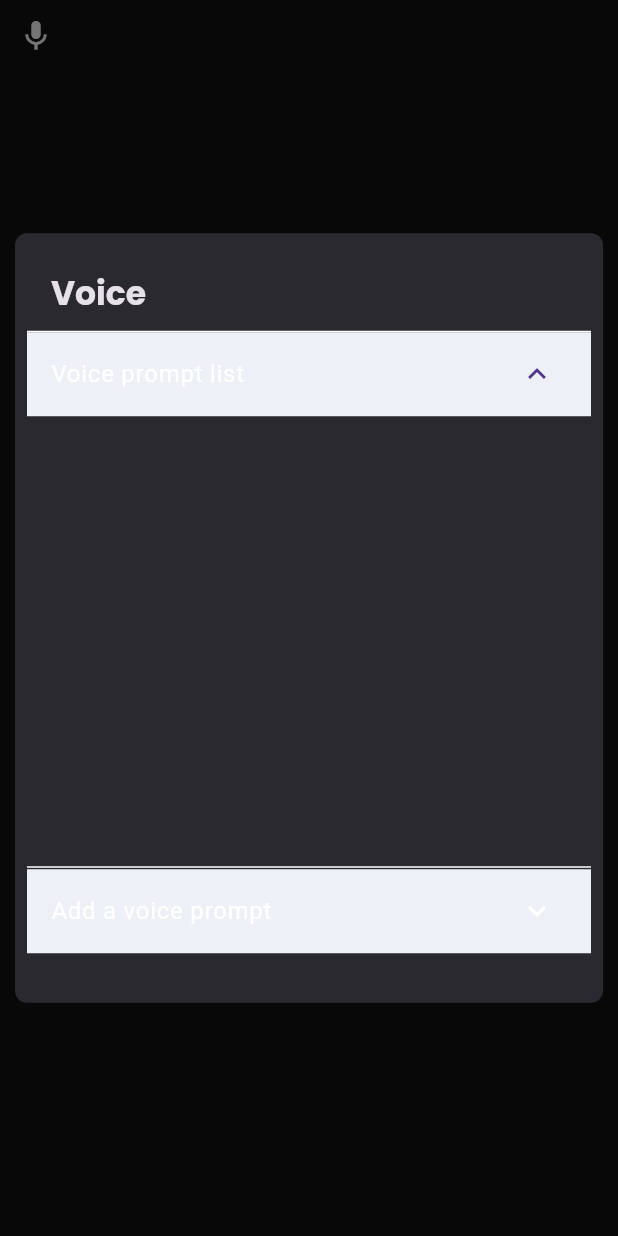
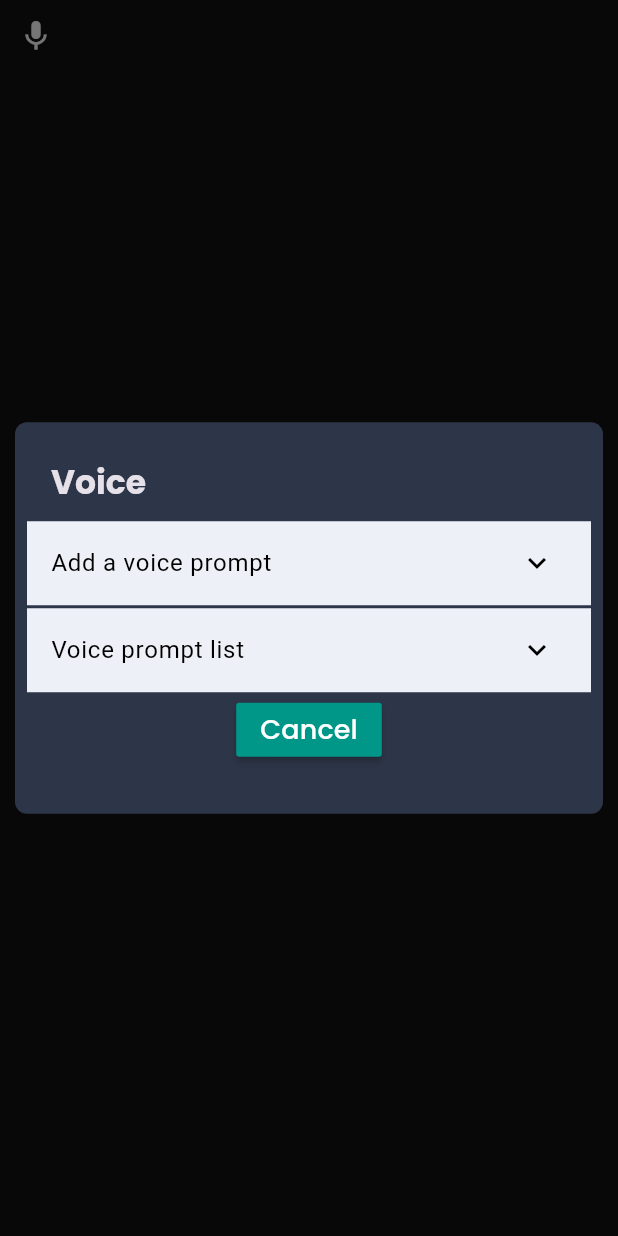
Before and after one commit to ThomasVuNguyen/comfySpace, a Flutter app: the AddComfyVoiceButton widget shown alone on an empty page, opened directly with empty values, after a tap on the "mic" icon, on a phone screen of 412 x 824 dp. Run offline on Flutter 3.47's test engine with Material 3 defaults, Android fonts, the phone set to English and light mode, and no system bars; our stand-ins replace camera, flutter_riverpod, flutter_speed_dial, google_fonts, google_nav_bar, loading_animation_widget and 4 more; missing offline and left inert: dart_ping_ios, dartssh2, flutter_draggable_gridview, knob_widget, lan_scanner, network_info_plus and 4 more; accounts and stored records are empty.

Commit message:
Voice is here!
Voice is finally fully well supported

```diff
--- a/lib/comfyScript/ComfyTapButton.dart
+++ b/lib/comfyScript/ComfyTapButton.dart
@@ -119,7 +119,8 @@ class _AddComfyTapButtonState extends State<AddComfyTapButton> {
   Widget build(BuildContext context) {
     return MultiProvider(
       providers: [
-        ChangeNotifierProvider(create: (context) => SpaceEdit())
+        ChangeNotifierProvider(create: (context) => SpaceEdit()),
+
       ],
       child: ListTile(
           title: Text('Tap', style: Theme.of(context).textTheme.titleMedium,),
--- a/lib/comfyVoice/ComfyVoice.dart
+++ b/lib/comfyVoice/ComfyVoice.dart
@@ -118,7 +118,7 @@ class _AddComfyVoiceButtonState extends State<AddComfyVoiceButton> {
     bool Expanded  = false;
     return MultiProvider(
       providers: [
-        ChangeNotifierProvider(create: (context) => SpaceEdit())
+        ChangeNotifierProvider(create: (context) => SpaceEdit()),
       ],
       child: IconButton(
           icon: Icon(Icons.mic),
@@ -131,20 +131,51 @@ class _AddComfyVoiceButtonState extends State<AddComfyVoiceButton> {
               String buttonCommand = '';
               String buttonPrompt = '';
               return ButtonAlertDialog(
+                color: Color(0xff2D3648),
                 width: MediaQuery.of(context).size.width,
                 padding: 8.0,
-                  title: 'Voice',
+                  title: 'Voice' + context.watch<SpaceEdit>().EditSpaceState.toString(),
                   content: SingleChildScrollView(
                     child: Column(
                       mainAxisSize: MainAxisSize.min,
                       children: [
+                        ExpansionTile(
+                          childrenPadding: EdgeInsets.only(left: 8.0, right: 8.0, top: 14.0, bottom: 14.0),
+                          collapsedIconColor: Colors.black,
+                          onExpansionChanged: (expanded){
+                            setState(() {
+                              Expanded = expanded;
+                              print(Expanded.toString());
+                            });
+                          },
+                          title: Text('Add a voice prompt' , style: TextStyle(color: Colors.black),),
+                          children: [
+                            comfyTextField(onChanged: (prompt){
+                              buttonPrompt =prompt;
+                            }, text: 'prompt'),
+                            const SizedBox(height: 32, width: double.infinity,),
+                            comfyTextField(onChanged: (btnCommand){
+                              buttonCommand = btnCommand;
+                            }, text: 'command', keyboardType: TextInputType.multiline,),
+                            comfyActionButton(
+                              onPressed: () async {
+                                await addVoicePrompt('comfySpace.db', widget.spaceName, buttonPrompt, buttonCommand, context);
+                                Provider.of<SpaceEdit>(context, listen: false).ChangeSpaceEditState();
+                                //Navigator.pop(context);
+                              },
+                            ),
+                          ],
+                        ),
                         FutureBuilder(
                             future: VoiceCommandExtractedList('comfySpace.db', widget.spaceName),
                             builder: (context, snapshot){
                               if(snapshot.connectionState == ConnectionState.done){
                                 return ExpansionTile(
-                                  initiallyExpanded: true,
-                                  title: Text('Voice prompt list'),
+                                  collapsedIconColor: Colors.black,
+                                  title: Text(
+                                      'Voice prompt list' + context.watch<SpaceEdit>().EditSpaceState.toString(),
+                                    style: TextStyle(color: Colors.black),
+                                  ),
                                   children: [SingleChildScrollView(
                                     scrollDirection: Axis.vertical,
                                     child: SingleChildScrollView(
@@ -169,7 +200,9 @@ class _AddComfyVoiceButtonState extends State<AddComfyVoiceButton> {
                                                     child: Text(
                                                       snapshot.data?[index]['prompt'],
                                                       overflow: TextOverflow.ellipsis,
-                                                      softWrap: true,),
+                                                      softWrap: true,
+                                                      style: TextStyle(color: Colors.white),
+                                                    ),
                                                   ),
                                                   Icon(Icons.arrow_right),
                                                   Flexible(
@@ -177,6 +210,7 @@ class _AddComfyVoiceButtonState extends State<AddComfyVoiceButton> {
                                                         snapshot.data?[index]['command'],
                                                       overflow: TextOverflow.ellipsis,
                                                       softWrap: true,
+                                                      style: TextStyle(color: Colors.white),
                                                     ),
                                                   ),
                                                   Spacer(),
@@ -192,6 +226,7 @@ class _AddComfyVoiceButtonState extends State<AddComfyVoiceButton> {
                                                                 TextFormField(
                                                                   keyboardType: TextInputType.multiline,
                                                                   initialValue: snapshot.data?[index]['prompt'],
+                                                                  textInputAction: TextInputAction.next,
                                                                   onChanged: (text){
                                                                     NewPrompt = text;
                                                                   },
@@ -200,6 +235,7 @@ class _AddComfyVoiceButtonState extends State<AddComfyVoiceButton> {
                                                                 TextFormField(
                                                                   keyboardType: TextInputType.multiline,
                                                                   initialValue: snapshot.data?[index]['command'],
+                                                                  textInputAction: TextInputAction.next,
                                                                   onChanged: (text){
                                                                     NewCommand = text;
                                                                   },
@@ -208,29 +244,38 @@ class _AddComfyVoiceButtonState extends State<AddComfyVoiceButton> {
                                                             ),
 
                                                           actions: [
-                                                            TextButton(
+                                                            comfyActionButton(
+                                                              text: 'Cancel',
+                                                              color: Color(0xffFFD43A),
+                                                              textColor: Colors.black,
                                                               onPressed: (){
                                                                 Navigator.pop(context);
                                                               },
-                                                                child: Text('Cancel')),
-                                                            TextButton(
+                                                            ),
+                                                            comfyActionButton(
+                                                              text: 'Delete',
+                                                              color: Colors.red,
+                                                              textColor: Colors.black,
+                                                              onPressed: () async {
+                                                                await DeleteVoicePrompt('comfySpace.db', widget.spaceName, snapshot.data?[index]['prompt'], snapshot.data?[index]['command']);
+                                                                Provider.of<SpaceEdit>(context, listen: false).ChangeSpaceEditState();
+                                                                Navigator.pop(context);
+                                                              },
+                                                            ),
+                                                            comfyActionButton(
+                                                              text: 'Save',
+                                                              color: Colors.blue,
+                                                              textColor: Colors.black,
                                                               onPressed: () async {
                                                                 await EditVoicePrompt('comfySpace.db', widget.spaceName, snapshot.data?[index]['prompt'], snapshot.data?[index]['command'], NewPrompt, NewCommand, context);
                                                                 Provider.of<SpaceEdit>(context, listen: false).ChangeSpaceEditState();
                                                                 Navigator.pop(context);
                                                               },
-                                                                child: Text('Save')),
-                                                            TextButton(
-                                                                onPressed: () async {
-                                                                  await DeleteVoicePrompt('comfySpace.db', widget.spaceName, snapshot.data?[index]['prompt'], snapshot.data?[index]['command']);
-                                                                  Provider.of<SpaceEdit>(context, listen: false).ChangeSpaceEditState();
-                                                                  Navigator.pop(context);
-                                                                },
-                                                                child: Text('Delete')),
+                                                            ),
                                                           ]
                                                       );
                                                     });
-                                                  }, icon: Icon(Icons.edit))
+                                                  }, icon: Icon(Icons.edit, color: Colors.white,))
                                                 ],
                                               );
                                             }),
@@ -244,33 +289,12 @@ class _AddComfyVoiceButtonState extends State<AddComfyVoiceButton> {
                               }
 
                             }),
-                        ExpansionTile(
-                          childrenPadding: EdgeInsets.all(8.0),
-                          onExpansionChanged: (expanded){
-                            setState(() {
-                              Expanded = expanded;
-                              print(Expanded.toString());
-                            });
+                        comfyActionButton(
+                          text: 'Cancel',
+                          onPressed: (){
+                            Navigator.pop(context);
                           },
-                            title: Text('Add a voice prompt'),
-                          children: [
-                            comfyTextField(onChanged: (prompt){
-                              buttonPrompt =prompt;
-                            }, text: 'prompt'),
-                            const SizedBox(height: 32, width: double.infinity,),
-                            comfyTextField(onChanged: (btnCommand){
-                              buttonCommand = btnCommand;
-                            }, text: 'command', keyboardType: TextInputType.multiline,),
-                            comfyActionButton(
-                              onPressed: () async {
-                                await addVoicePrompt('comfySpace.db', widget.spaceName, buttonPrompt, buttonCommand, context);
-                                Provider.of<SpaceEdit>(context, listen: false).ChangeSpaceEditState();
-                                //Navigator.pop(context);
-                              },
-                            ),
-                          ],
                         )
-
                       ],
                     ),
                   ),
--- a/lib/components/pop_up.dart
+++ b/lib/components/pop_up.dart
@@ -240,8 +240,8 @@ class _EditSpaceDialogState extends State<EditSpaceDialog> {
 }
 
 class ButtonAlertDialog extends StatefulWidget {
-  const ButtonAlertDialog({super.key, required this.title, required this.content, required this.actions, this.padding, this.width});
-  final String title; final Widget content; final List <Widget> actions; final double? padding; final double? width;
+  const ButtonAlertDialog({super.key, required this.title, required this.content, required this.actions, this.padding, this.width, this.color});
+  final String title; final Widget content; final List <Widget> actions; final double? padding; final double? width; final Color? color;
   @override
   State<ButtonAlertDialog> createState() => _ButtonAlertDialogState();
 }
@@ -250,6 +250,7 @@ class _ButtonAlertDialogState extends State<ButtonAlertDialog> {
   @override
   Widget build(BuildContext context) {
     return AlertDialog(
+      backgroundColor: widget.color,
       insetPadding: EdgeInsets.all(10.0),
       scrollable: true,
         shape: const RoundedRectangleBorder(borderRadius: BorderRadius.all(Radius.circular(8.0))),
@@ -281,14 +282,14 @@ class comfyTextField extends StatelessWidget {
 }
 
 class comfyActionButton extends StatelessWidget {
-  const comfyActionButton({super.key, this.onPressed});
-  final void Function()? onPressed;
+  const comfyActionButton({super.key, this.onPressed, this.text = 'Done', this.color = Colors.teal, this.textColor = bgcolor});
+  final void Function()? onPressed; final String text; final Color color; final Color textColor;
   @override
   Widget build(BuildContext context) {
     return MaterialButton(
       onPressed: onPressed,
-      color: Colors.teal,
-      child: Text("Done", style: GoogleFonts.poppins(fontSize: 18, color: bgcolor)),
+      color: color,
+      child: Text(text, style: GoogleFonts.poppins(fontSize: 18, color: textColor)),
     );
   }
 }
--- a/lib/main.dart
+++ b/lib/main.dart
@@ -492,7 +492,6 @@ class _spacePageState extends State<spacePage> {
                           AddComfyToggleButton(spaceName: widget.spaceName),
                           AddComfyFullGestureButton(spaceName: widget.spaceName),
                           AddComfyDataButton(spaceName: widget.spaceName),
-                          AddComfyVoiceButton(spaceName: widget.spaceName)
                           //AddCustomComfyGestureButton(spaceName: widget.spaceName),
                       ],),
                       //AddComfyVoiceButton(spaceName: widget.spaceName),
--- a/pubspec.yaml
+++ b/pubspec.yaml
@@ -3,7 +3,7 @@ description: A more comfortable SSH experience
 
 publish_to: 'none'
 
-version: 1.6.0+6
+version: 1.7.0+7
 
 environment:
   sdk: '>=2.19.6 <3.0.0'
```
Also changed, not shown: 2 other files. Lines whose indentation alone changed are shown as unchanged.
